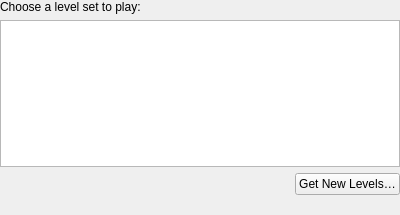
KDE/katomic, file src/levelsetwidget.ui: the form before one commit.
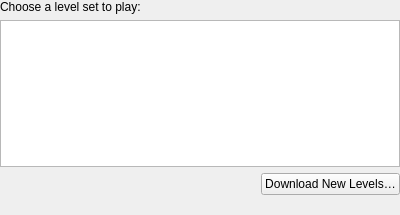
The form after the commit. Custom widgets are drawn as their Qt base class.

Commit message: Levelset selection UI: follow KNewStuff guideline for labelling the button

Patch:
```diff
--- a/src/levelsetwidget.ui
+++ b/src/levelsetwidget.ui
@@ -42,7 +42,7 @@
      <item>
       <widget class="KNSWidgets::Button" name="m_pbNewStuff">
        <property name="text">
-        <string>Get New Levels…</string>
+        <string>Download New Levels…</string>
        </property>
       </widget>
      </item>
```
